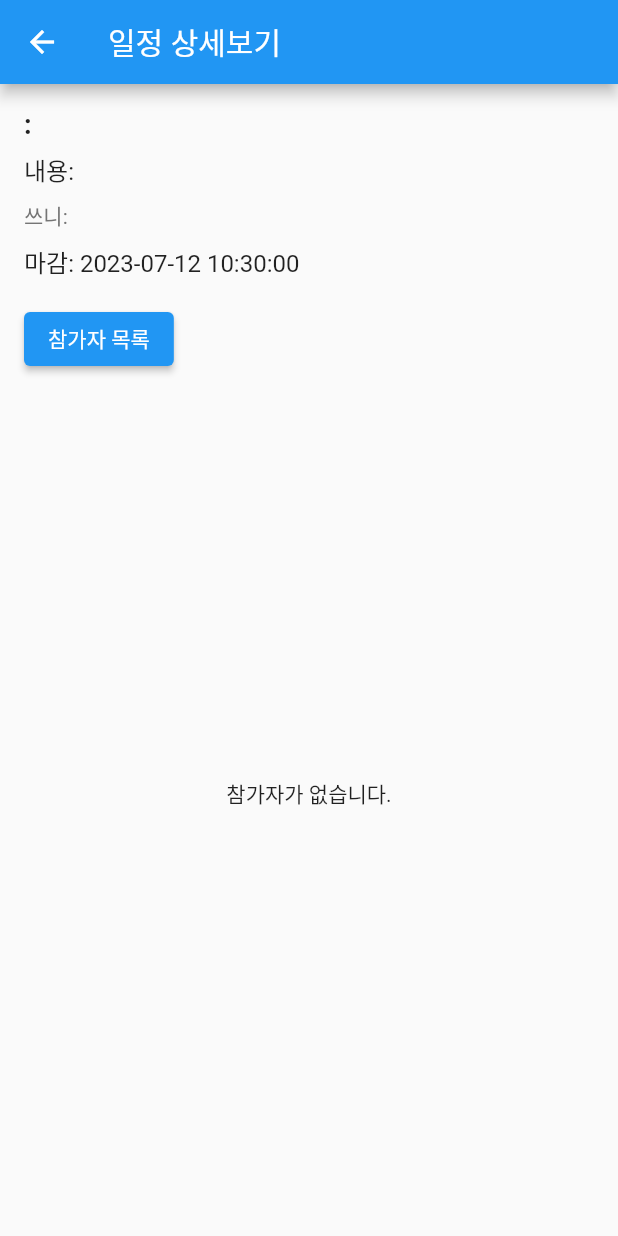
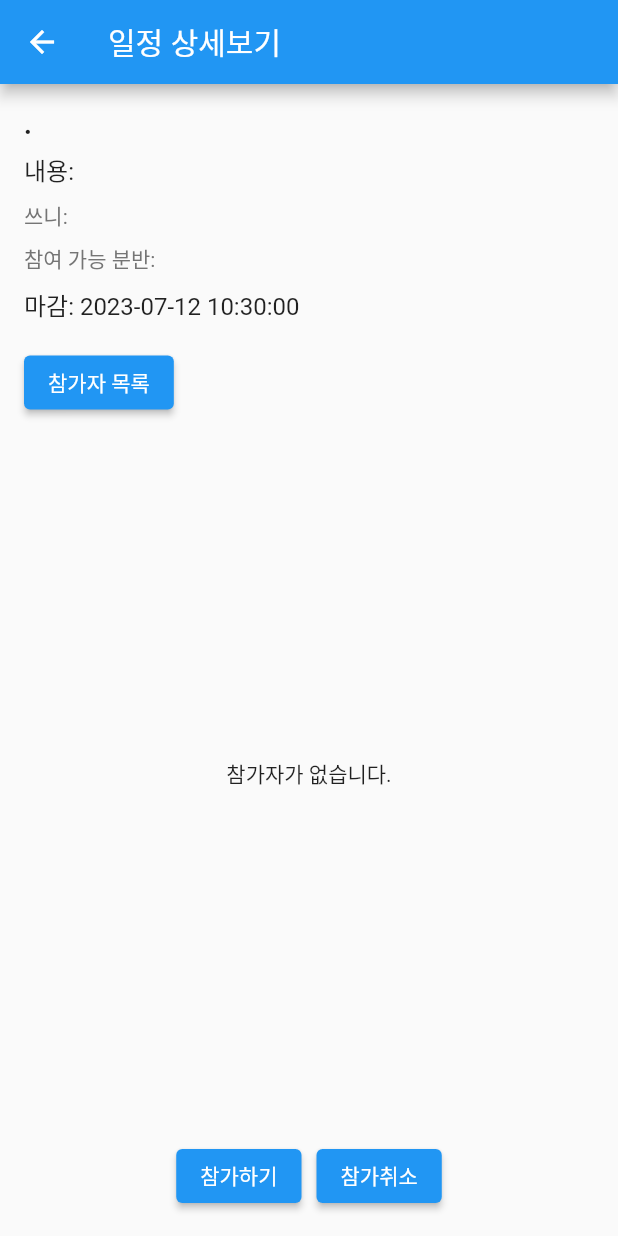
Before and after one commit to mistercoin818/madcamp-community-app, a Flutter app: the ScheduleDetailPage screen opened directly with empty values, after a tap on "참가자 목록", on a phone screen of 412 x 824 dp. Run offline on Flutter 3.47's test engine with Material 2 defaults, Android fonts, the phone set to English and light mode, and no system bars; our stand-ins replace font_awesome_flutter; missing offline and left inert: kakao_flutter_sdk_user; network calls fail.

Commit message:
아쉽지만 발표 전 최종본

```diff
--- a/lib/allpage.dart
+++ b/lib/allpage.dart
@@ -133,7 +133,7 @@ class _AllPageState extends State<AllPage> {
               child: ListTile(
 
                 title: Text(
-                  '${id}: ${title}',
+                  '${id}.${title}',
                   style: TextStyle(fontWeight: FontWeight.bold),
                 ),
                 subtitle: Column(
--- a/lib/join.dart
+++ b/lib/join.dart
@@ -1,6 +1,7 @@
 import 'dart:convert';
 import 'package:flutter/material.dart';
 import 'package:flutter_application/User.dart';
+import 'package:flutter_application/profiledata.dart';
 import 'package:http/http.dart' as http; // http 패키지 추가
 import 'package:flutter_application/mainpage.dart';
 import 'package:flutter_application/main.dart';
@@ -38,6 +39,7 @@ class _JoinState extends State<Join> {
         body: {'kakaoId': MyUser.copyKakaoId, 'userName': MyUser.copyName, 'nickname': nickname, 'school': selectedDropdown2, 'studentId': MyUser.copyKAISTId.toString(), 'group': selectedDropdown.toString(), 'profileImg': MyUser.copyImageUrl},
       );
       MyUser.copyGroup = selectedDropdown;
+      MyProfile.group = selectedDropdown;
       // 응답 처리
       if (response.statusCode == 200) {
         setState((){
--- a/lib/newpostpage.dart
+++ b/lib/newpostpage.dart
@@ -28,7 +28,7 @@ class NewPostPage extends StatelessWidget {
   Widget build(BuildContext context) {
     return Scaffold(
       appBar: AppBar(
-        title: Text('새 글 작성'),
+        title: Text('전제 게시판 새 글 작성'),
         elevation: 0.0,
         backgroundColor: Colors.blueAccent,
         centerTitle: true,
--- a/lib/newpostpage2.dart
+++ b/lib/newpostpage2.dart
@@ -28,7 +28,7 @@ class NewPostPage2 extends StatelessWidget {
   Widget build(BuildContext context) {
     return Scaffold(
       appBar: AppBar(
-        title: Text('새 글 작성'),
+        title: Text('분반 게시판 새 글 작성'),
         elevation: 0.0,
         backgroundColor: Colors.blueAccent,
         centerTitle: true,
--- a/lib/postdetailpage.dart
+++ b/lib/postdetailpage.dart
@@ -233,7 +233,7 @@ class _PostDetailPageState extends State<PostDetailPage> {
           crossAxisAlignment: CrossAxisAlignment.start,
           children: [
             Text(
-              '${id}: ${title}',
+              '${id}. ${title}',
               style: TextStyle(fontWeight: FontWeight.bold, fontSize: 18.0),
             ),
             SizedBox(height: 8.0),
--- a/lib/scheduledetailpage.dart
+++ b/lib/scheduledetailpage.dart
@@ -1,4 +1,5 @@
 import 'package:flutter/material.dart';
+import 'package:flutter_application/join.dart';
 import 'package:intl/intl.dart';
 import 'package:http/http.dart' as http;
 import 'dart:convert';
@@ -17,6 +18,7 @@ class ScheduleDetailPage extends StatefulWidget {
 class _ScheduleDetailPageState extends State<ScheduleDetailPage> {
   final TextEditingController _commentController = TextEditingController();
   List<String> _names = [];
+  String group = '';
 
   @override
   void initState() {
@@ -43,7 +45,20 @@ class _ScheduleDetailPageState extends State<ScheduleDetailPage> {
       // print("@@@@@@@@@@@@@@@@@");
 
       final tempjsonData = json.decode(response.body);
+      group = tempjsonData['schedule']['group'].toString();
+      if(group == '0'){
+        group = '전체 분반';
+      }
+      else{
+        group += '분반';
+      }
+      // if(group == 0){
+      //   groupToString = '모든 분반';
+      // }
+      // else if
+      // group == 0 ? groupToString = '모든 분반' : groupToString = "${group.toString()}분반";
       // print(tempjsonData);
+      print(tempjsonData);
       final jsonData = tempjsonData['participants'];
 
       if (response.statusCode == 200) {
@@ -56,6 +71,46 @@ class _ScheduleDetailPageState extends State<ScheduleDetailPage> {
       }
     } catch (e) {
       print('Failed to fetch comments: $e');
+    }
+  }
+
+  Future<void> attend() async{
+    final url = Uri.parse('http://172.10.5.118:443/schedule/attend');
+
+    try{
+      final response = await http.post(
+        url,
+        body: {'kakaoId': MyUser.copyKakaoId, 'scheduleId': widget.schedules['id'].toString()}
+      );
+      if(response.statusCode == 200){
+
+        showSnackBar(context, Text("참가하기가 신청되었습니다."));
+      }
+      else{
+        showSnackBar(context, Text("이미 신청하셨습니다."));
+      }
+    }catch(e){
+      print("참가하기 안 된대!!!!!");
+    }
+  }
+
+  void cancel() async{
+    final url = Uri.parse('http://172.10.5.118:443/schedule/attendcancel');
+
+    try{
+      final response = await http.post(
+          url,
+          body: {'kakaoId': MyUser.copyKakaoId, 'scheduleId': widget.schedules['id'].toString()}
+      );
+      if(response.statusCode == 200){
+
+        showSnackBar(context, Text("일정이 취소되었습니다."));
+      }
+      else{
+        showSnackBar(context, Text("취소 실패!!"));
+      }
+    }catch(e){
+      print("취소도 안 돼!?!?!?!!?!!!!!");
     }
   }
 
@@ -87,7 +142,7 @@ class _ScheduleDetailPageState extends State<ScheduleDetailPage> {
           crossAxisAlignment: CrossAxisAlignment.start,
           children: [
             Text(
-              '$id: $title',
+              '$id. $title',
               style: TextStyle(fontWeight: FontWeight.bold, fontSize: 18.0),
             ),
             SizedBox(height: 8.0),
@@ -98,6 +153,11 @@ class _ScheduleDetailPageState extends State<ScheduleDetailPage> {
             SizedBox(height: 8.0),
             Text(
               '쓰니: $author',
+              style: TextStyle(color: Colors.grey[600]),
+            ),
+            SizedBox(height: 8.0),
+            Text(
+              '참여 가능 분반: $group',
               style: TextStyle(color: Colors.grey[600]),
             ),
             SizedBox(height: 8.0),
@@ -137,7 +197,21 @@ class _ScheduleDetailPageState extends State<ScheduleDetailPage> {
               ) : Center(
                 child: Text("참가자가 없습니다.")
               )
-              )
+              ),
+            SizedBox(height: 8.0),
+
+            Row(
+              mainAxisAlignment: MainAxisAlignment.center,
+              children: [
+                ElevatedButton(onPressed: (){
+                  attend();
+                }, child: Text('참가하기')),
+                SizedBox(width: 10.0),
+                ElevatedButton(onPressed: (){
+                  cancel();
+                }, child: Text('참가취소')),
+              ],
+            )
         ]
         ),
       ),
--- a/lib/schedulepage.dart
+++ b/lib/schedulepage.dart
@@ -105,6 +105,7 @@ class _SchedulePageState extends State<SchedulePage> {
         itemCount: schedules.length,
         itemBuilder: (context, index) {
           final post = schedules[schedules.length - 1 - index]; // 역순으로 가져오기
+          final id = post['id'];
           final title = post['title'];
           final content = post['contents'];
           final author = post['authorName'];
@@ -129,7 +130,7 @@ class _SchedulePageState extends State<SchedulePage> {
               margin: EdgeInsets.symmetric(horizontal: 16.0, vertical: 8.0),
               child: ListTile(
                 title: Text(
-                  title,
+                  '${id}. ${title}',
                   style: TextStyle(fontWeight: FontWeight.bold),
                 ),
                 subtitle: Column(
```
Also changed, not shown: lib/classpage.dart (+3 -4 lines).
